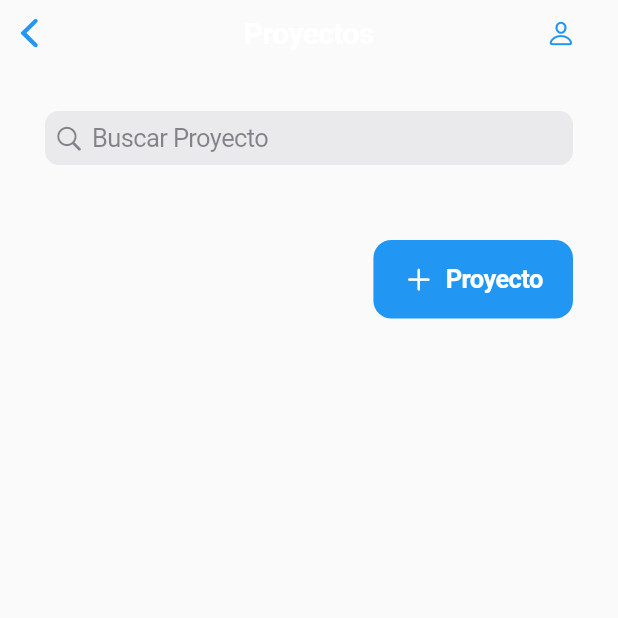
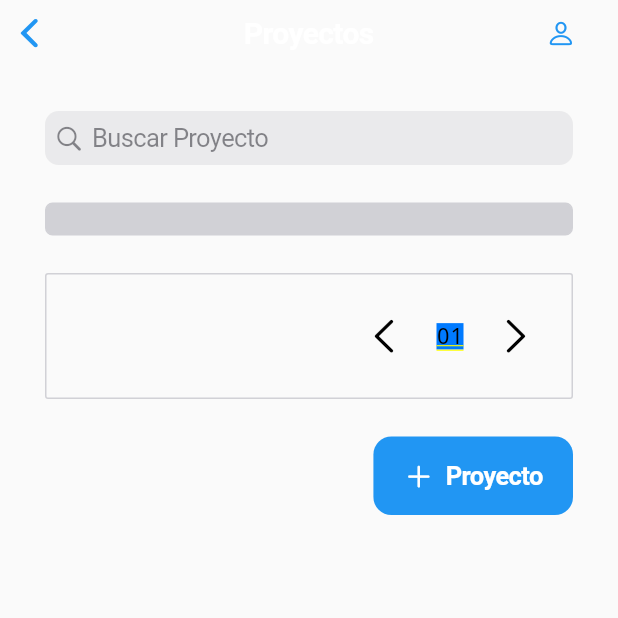
Before and after one commit to DaisyGeraldine/flutter_01, a Flutter app: the ProyectsPage screen opened directly, on a phone screen of 412 x 824 dp, the top half of it. Run offline on Flutter 3.47's test engine with Material 2 defaults, Android fonts, the light colour scheme and no system bars; our stand-ins replace sqflite, sqflite_common_ffi; accounts and stored records are empty.

Commit message:
create new tables and functions

```diff
--- a/lib/DataBase/db.dart
+++ b/lib/DataBase/db.dart
@@ -82,6 +82,41 @@ class DBase {
     );
   }
 
+  queryCompanies() async {
+    final Database db = await openDB();
+    final List<Map<String, dynamic>> companyMap = await db.query("company");
+
+    return List.generate(companyMap.length,
+      (i) => Companies(
+        id: companyMap[i]['id'],
+        companyName: companyMap[i]['company_name'],
+        ruc: companyMap[i]['ruc'],
+        location: companyMap[i]['location'],
+        legalAddress: companyMap[i]['legal_address'],
+        email: companyMap[i]['email'],
+      )
+    );
+  }
+
+  queryProjects() async {
+    final Database db = await openDB();
+    final List<Map<String, dynamic>> projectMap = await db.query("project");
+
+    return List.generate(projectMap.length,
+      (i) => Projects(
+        id: projectMap[i]['id'],
+        nameProject: projectMap[i]['nameProject'],
+        companyName: projectMap[i]['companyName'],
+        contactName: projectMap[i]['contactName'],
+        startDate: projectMap[i]['startDate'],
+        endDate: projectMap[i]['endDate'],
+        projectManager: projectMap[i]['projectManager'],
+        projectBudget: projectMap[i]['projectBudget'],
+        projectValue: projectMap[i]['projectValue'],
+      )
+    );
+  }
+
   insert(Map<String, dynamic> data)async {
     final Database db=await openDB();
     print('Se acaba de agregar un registro, ${db.rawQuery('SELECT * FROM user')}');
@@ -126,3 +161,40 @@ class Contacts {
   }
 
 }
+
+class Companies {
+  final int ?id;
+  final String ?companyName;
+  final String ?ruc;
+  final String ?location;
+  final String ?legalAddress;
+  final String ?email;
+  final String ?webSite;
+  final DateTime ?businessActivity;
+  final DateTime ?detail;
+  final String ?phone;
+
+  Companies({this.id, this.companyName, this.ruc, this.location, this.legalAddress, this.email, this.webSite, this.businessActivity, this.detail, this.phone});
+
+  Map<String, dynamic> toJson(){
+    return {'Nro': id, 'Nombre': companyName, 'Ruc': ruc, 'Ubicacion': location, 'Direccion Legal': legalAddress, 'Correo': email, 'Pagina Web': webSite, 'Actividad Comercial': businessActivity, 'Detalle': detail, 'Telefono': phone};
+  }
+}
+class Projects {
+  final String ?id;
+  final String nameProject;
+  final String companyName;
+  final String contactName;
+  final DateTime startDate;
+  final DateTime endDate;
+  final String projectManager;
+  final double projectBudget;
+  final double projectValue;
+
+  Projects({this.id, required this.nameProject, required this.companyName, required this.contactName, required this.startDate, required this.endDate, required this.projectManager, required this.projectBudget, required this.projectValue});
+
+  Map<String, dynamic> toJson(){
+    return {'Nro': id, 'Nombre del Proyecto': nameProject, 'Nombre de la Empresa': companyName, 'Nombre del Contacto': contactName, 'Fecha de Inicio': startDate, 'Fecha de Finalizacion': endDate, 'Gerente de Proyecto': projectManager, 'Presupuesto del Proyecto': projectBudget, 'Valor del Proyecto': projectValue};
+  }
+
+}
--- a/lib/DataBase/dbtables.dart
+++ b/lib/DataBase/dbtables.dart
@@ -1,7 +1,10 @@
 class DbTable{
   static const String dbTableUsers = 'user';
   static const String dbTableContacts = 'contact';
-  static const String dbTableProyects = 'proyect';
+  static const String dbTableCompanies = 'company';
+  static const String dbTableProjects = 'project';
+
+
   static const tables = [
     '''CREATE TABLE IF NOT EXISTS $dbTableUsers(
         id INTEGER PRIMARY KEY AUTOINCREMENT,
@@ -23,6 +26,32 @@ class DbTable{
         phone TEXT,
         detail TEXT
     )'''
+    ,
+    '''CREATE TABLE IF NOT EXISTS $dbTableCompanies(
+        id INTEGER PRIMARY KEY AUTOINCREMENT,
+        company_name TEXT,
+        ruc TEXT,
+        location TEXT,
+        legal_address TEXT,
+        email TEXT,
+        web_site TEXT,
+        business_activity TEXT,
+        phone TEXT,
+        detail TEXT
+    )'''
+    ,
+    '''CREATE TABLE IF NOT EXISTS $dbTableProjects(
+        id INTEGER PRIMARY KEY AUTOINCREMENT,
+        name_project TEXT,
+        company_name TEXT,
+        contact_name TEXT,
+        start_date DATE,
+        end_date DATE,
+        project_manager TEXT,
+        project_budget DOUBLE,
+        project_value DOUBLE
+    )'''
+
 
   ];
 }
--- a/lib/pages/proyects.dart
+++ b/lib/pages/proyects.dart
@@ -1,3 +1,4 @@
+import 'package:drawer_views_project/DataBase/db.dart';
 import 'package:drawer_views_project/widgets/widgetbuttonadd.dart';
 import 'package:drawer_views_project/widgets/widgetsearchtextfield.dart';
 import 'package:drawer_views_project/widgets/widgettable.dart';
@@ -13,6 +14,24 @@ class ProyectsPage extends StatefulWidget {
 
 class _ProyectsPage extends State < ProyectsPage >{
 
+  DBase dbase = DBase();
+  List<Projects> projectsL = [];
+
+  @override
+  void initState() {
+    _loadProjects();
+    super.initState();
+  }
+
+  _loadProjects() async {
+    List<Projects> auxProjects = await dbase.queryProjects();
+
+    setState(() {
+      projectsL = auxProjects;
+      }
+    );
+  }
+
   @override
   Widget build(BuildContext context){
     return CupertinoPageScaffold(
@@ -25,16 +44,16 @@ class _ProyectsPage extends State < ProyectsPage >{
           child: const Icon(CupertinoIcons.person),
         ),
       ),
-      child: const SafeArea(
+      child: SafeArea(
         child: Padding(
-          padding: EdgeInsets.all(30.0),
+          padding: const EdgeInsets.all(30.0),
           child: Column(
             children: [
-              CSearchTextField(moduleNombre: 'Proyecto'),
-              SizedBox(height: 25,),
-              //CTable(moduleNombre: 'Proyecto'),
-              SizedBox(height: 25,),
-              CButtonSearch(moduleNombre: 'Proyecto')
+              const CSearchTextField(moduleNombre: 'Proyecto'),
+              const SizedBox(height: 25,),
+              CTable(moduleNombre: 'Proyecto', recordsList: projectsL,),
+              const SizedBox(height: 25,),
+              const CButtonSearch(moduleNombre: 'Proyecto')
             ],
           ),
         ),
--- a/lib/widgets/widgetbuttonadd.dart
+++ b/lib/widgets/widgetbuttonadd.dart
@@ -1,3 +1,4 @@
+import 'package:drawer_views_project/pages/addproject.dart';
 import 'package:drawer_views_project/pages/adduser.dart';
 import 'package:flutter/cupertino.dart';
 
@@ -14,17 +15,15 @@ class CButtonSearch extends StatelessWidget {
         child: Row(
           mainAxisSize: MainAxisSize.min,
           children: [
-            Icon(CupertinoIcons.add, color: CupertinoColors.white),
-            SizedBox(width: 8),
-            Text(moduleNombre, style: TextStyle(fontWeight: FontWeight.bold, color: CupertinoColors.white)),
-
+            const Icon(CupertinoIcons.add, color: CupertinoColors.white),
+            const SizedBox(width: 8),
+            Text(moduleNombre, style: const TextStyle(fontWeight: FontWeight.bold, color: CupertinoColors.white)),
           ],
         ),
-
         onPressed: (){
           Navigator.push(
             context,
-            CupertinoPageRoute(builder: (context) => const AddUser()),
+            CupertinoPageRoute(builder: (context) => moduleNombre == 'Usuarios'? const AddUser(): const AddProject()),
           );
         },
       ),
```
Also changed, not shown: lib/pages/addproject.dart (added, +37 -0 lines), lib/pages/adduser.dart (+8 -9 lines), lib/pages/companies.dart (+26 -7 lines).
